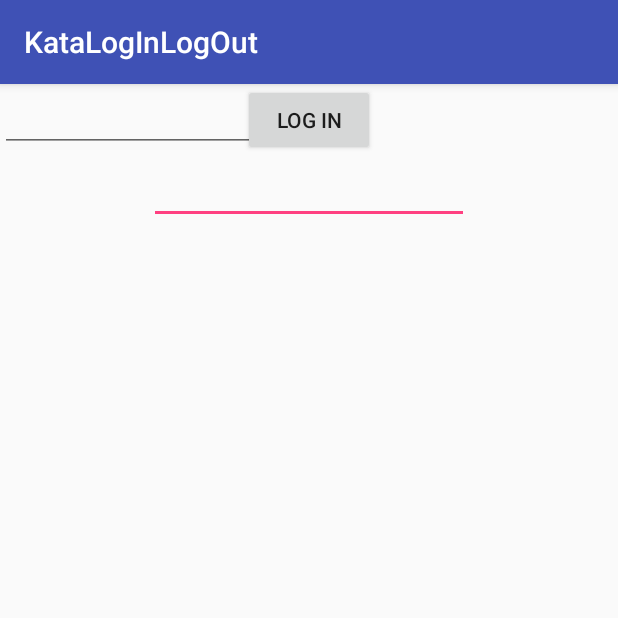
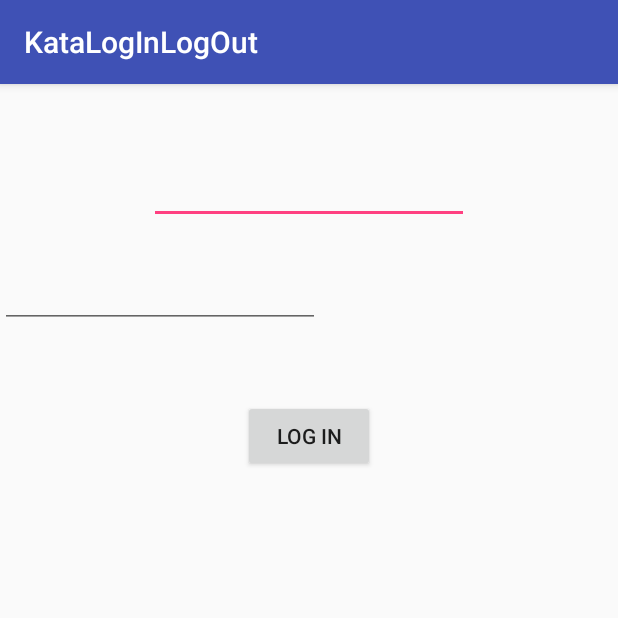
Before and after one commit to adalpari/kataloginlogout, an Android app: the screen it shows after launch (MainActivity), after a tap on "LOG IN", on a phone screen of 412 x 824 dp, the top half of it. Run offline under Robolectric (Android 15) with nearby library versions, the phone set to English and light mode, and no system bars; our stand-ins replace ButterKnife.

```diff
--- /dev/null
+++ b/app/src/main/java/adalpari/github/com/kataloginlogout/Clock.java
@@ -0,0 +1,11 @@
+package adalpari.github.com.kataloginlogout;
+
+/**
+ * Created by Adalberto Plaza on 20/09/2018.
+ */
+public class Clock {
+
+    public long getSecondsNow() {
+        return System.currentTimeMillis() / 1000;
+    }
+}
--- a/app/src/main/java/adalpari/github/com/kataloginlogout/LoginHelper.java
+++ b/app/src/main/java/adalpari/github/com/kataloginlogout/LoginHelper.java
@@ -7,7 +7,17 @@ public class LoginHelper {
 
     private final static String ADMIN = "admin";
 
-    public static boolean login(String userName, String password) {
+    private final Clock clock;
+
+    public LoginHelper(Clock clock) {
+        this.clock = clock;
+    }
+
+    public boolean login(String userName, String password) {
         return ADMIN.equals(userName) && ADMIN.equals(password);
     }
+
+    public boolean canLogout() {
+        return clock.getSecondsNow() % 2 == 0;
+    }
 }
--- a/app/src/main/java/adalpari/github/com/kataloginlogout/MainActivity.java
+++ b/app/src/main/java/adalpari/github/com/kataloginlogout/MainActivity.java
@@ -2,6 +2,7 @@ package adalpari.github.com.kataloginlogout;
 
 import android.os.Bundle;
 import android.support.v7.app.AppCompatActivity;
+import android.view.View;
 import android.widget.Button;
 import android.widget.EditText;
 import android.widget.Toast;
@@ -13,29 +14,61 @@ import butterknife.OnClick;
 public class MainActivity extends AppCompatActivity {
 
     @BindView(R.id.name)
-    EditText nameTv;
+    EditText name;
 
     @BindView(R.id.password)
-    EditText passwordTv;
+    EditText password;
 
     @BindView(R.id.login)
-    Button mLogin;
+    Button loginButton;
+
+    @BindView(R.id.logout)
+    Button logoutButton;
+
+    private LoginHelper loginHelper;
 
     @Override
     protected void onCreate(Bundle savedInstanceState) {
         super.onCreate(savedInstanceState);
         setContentView(R.layout.activity_main);
         ButterKnife.bind(this);
+
+        loginHelper = new LoginHelper(new Clock());
     }
 
     @OnClick(R.id.login)
-    public void onViewClicked() {
-        boolean success = LoginHelper.login(nameTv.getText().toString(), passwordTv.getText().toString());
+    public void onLoginClicked() {
+        boolean success = loginHelper.login(name.getText().toString(), password.getText().toString());
 
         if (success) {
-            Toast.makeText(this, "SUCCESS", Toast.LENGTH_LONG). show();
+            showLogOut();
         } else {
-            Toast.makeText(this, "FAIL", Toast.LENGTH_LONG). show();
+            Toast.makeText(this, "Meeeh", Toast.LENGTH_LONG).show();
         }
     }
+
+    @OnClick(R.id.logout)
+    public void onLogoutClicked() {
+        boolean success = loginHelper.canLogout();
+
+        if (success) {
+            showLogIn();
+        } else {
+            Toast.makeText(this, "You are trapped!", Toast.LENGTH_LONG).show();
+        }
+    }
+
+    private void showLogOut() {
+        name.setVisibility(View.INVISIBLE);
+        password.setVisibility(View.INVISIBLE);
+        loginButton.setVisibility(View.INVISIBLE);
+        logoutButton.setVisibility(View.VISIBLE);
+    }
+
+    private void showLogIn() {
+        name.setVisibility(View.VISIBLE);
+        password.setVisibility(View.VISIBLE);
+        loginButton.setVisibility(View.VISIBLE);
+        logoutButton.setVisibility(View.INVISIBLE);
+    }
 }
--- a/app/src/main/res/layout/activity_main.xml
+++ b/app/src/main/res/layout/activity_main.xml
@@ -13,16 +13,31 @@
         android:layout_height="wrap_content"
         android:layout_marginTop="48dp" android:ems="10" android:inputType="textPersonName"
         app:layout_constraintEnd_toEndOf="parent" app:layout_constraintStart_toStartOf="parent" app:layout_constraintTop_toTopOf="parent"/>
+
     <EditText
         android:id="@+id/password"
         android:layout_width="wrap_content"
         android:layout_height="wrap_content"
         android:layout_marginTop="24dp"
-        android:ems="10" android:inputType="textPassword" app:layout_constraintTop_toBottomOf="@+id/editText" tools:layout_editor_absoluteX="84dp"/>
+        android:ems="10" android:inputType="textPassword" app:layout_constraintTop_toBottomOf="@+id/name" tools:layout_editor_absoluteX="84dp"/>
+
     <Button
         android:id="@+id/login"
         android:layout_width="wrap_content"
         android:layout_height="wrap_content"
-        android:layout_marginTop="48dp" android:text="Log In" app:layout_constraintEnd_toEndOf="parent" app:layout_constraintStart_toStartOf="parent"
-        app:layout_constraintTop_toBottomOf="@+id/editText2"/>
+        android:layout_marginTop="48dp"
+        android:text="Log In"
+        app:layout_constraintEnd_toEndOf="parent"
+        app:layout_constraintStart_toStartOf="parent"
+        app:layout_constraintTop_toBottomOf="@+id/password"/>
+
+    <Button
+        android:id="@+id/logout"
+        android:layout_width="wrap_content"
+        android:layout_height="wrap_content"
+        android:text="Log Out"
+        android:visibility="invisible"
+        app:layout_constraintEnd_toEndOf="parent"
+        app:layout_constraintStart_toStartOf="parent"
+        app:layout_constraintTop_toBottomOf="@+id/password"/>
 </android.support.constraint.ConstraintLayout>
```
Also changed, not shown: 1 other file.
